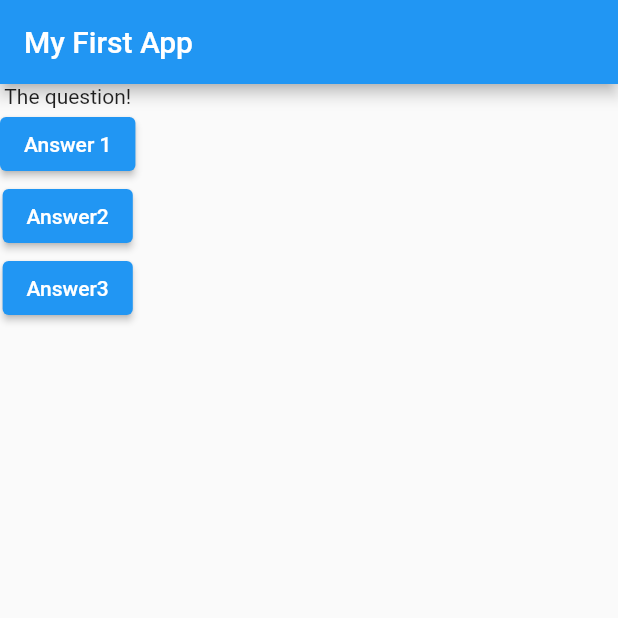
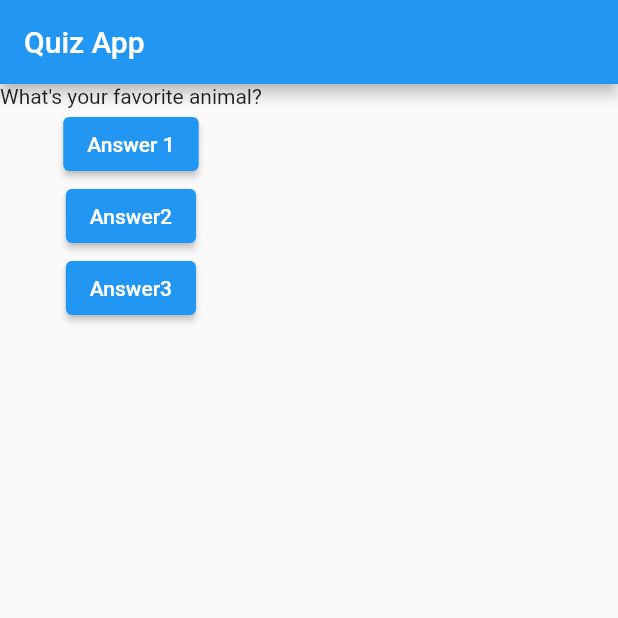
Before and after one commit to aptx113/quiz_app, a Flutter app: the screen it shows after launch, after a tap on "Answer 1", on a phone screen of 412 x 824 dp, the top half of it. Run offline on Flutter 3.47's test engine with Material 2 defaults, Android fonts, the phone set to English and light mode, and no system bars.

```diff
--- a/lib/main.dart
+++ b/lib/main.dart
@@ -2,8 +2,20 @@ import 'package:flutter/material.dart';
 
 void main() => runApp(MyApp());
 
-class MyApp extends StatelessWidget {
-  void answerQuestion() => print('Answer chosen');
+class MyApp extends StatefulWidget {
+  @override
+  _MyAppState createState() => _MyAppState();
+}
+
+class _MyAppState extends State<MyApp> {
+  var _questionIndex = 0;
+  void _answerQuestion() {
+    setState(() {
+      _questionIndex += 1;
+    });
+    print(_questionIndex);
+  }
+
   @override
   Widget build(BuildContext context) {
     final question = [
@@ -13,22 +25,20 @@ class MyApp extends StatelessWidget {
     return MaterialApp(
       home: Scaffold(
           appBar: AppBar(
-            title: Text('My First App'),
+            title: Text('Quiz App'),
           ),
           body: Column(
             children: [
-              Text('The question!'),
+              Text(question[_questionIndex]),
               ElevatedButton(
-                child: Text('Answer 1'),
-                onPressed: answerQuestion
-                ),
+                  child: Text('Answer 1'), onPressed: _answerQuestion),
               ElevatedButton(
                 child: Text('Answer2'),
-                onPressed: answerQuestion,
+                onPressed: _answerQuestion,
               ),
               ElevatedButton(
                 child: Text('Answer3'),
-                onPressed: answerQuestion,
+                onPressed: _answerQuestion,
               )
             ],
           )),
```
